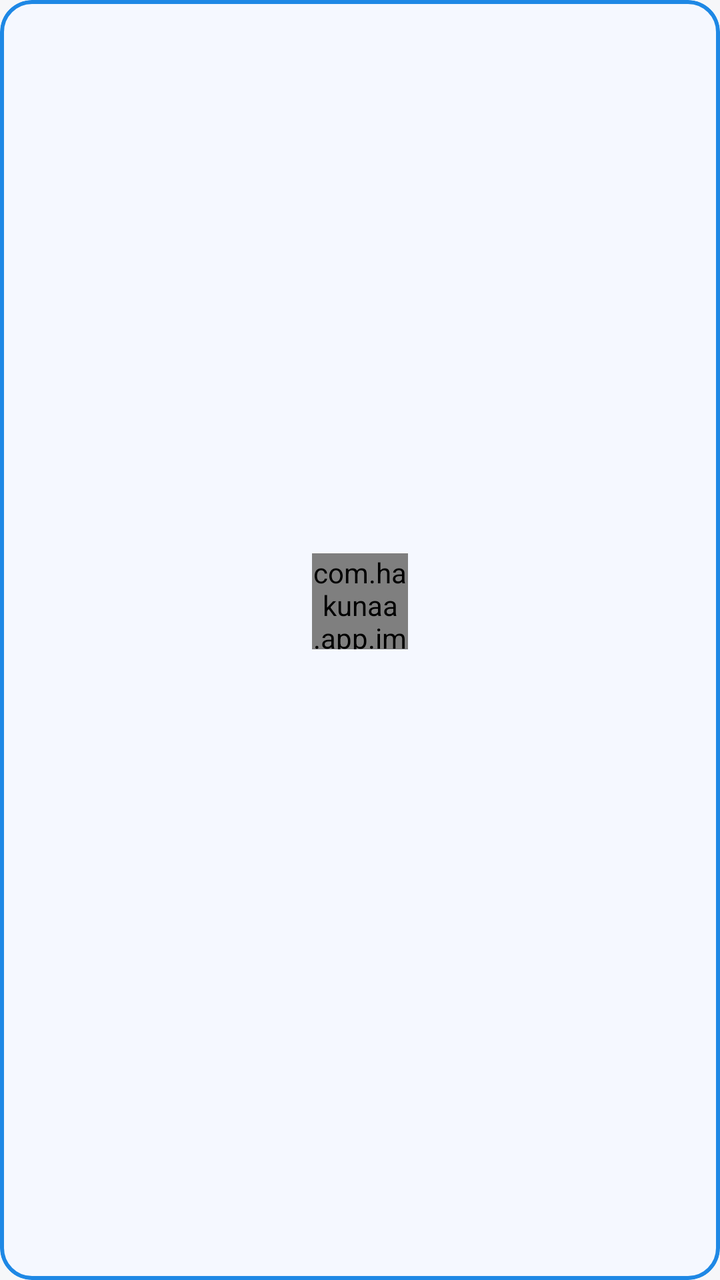
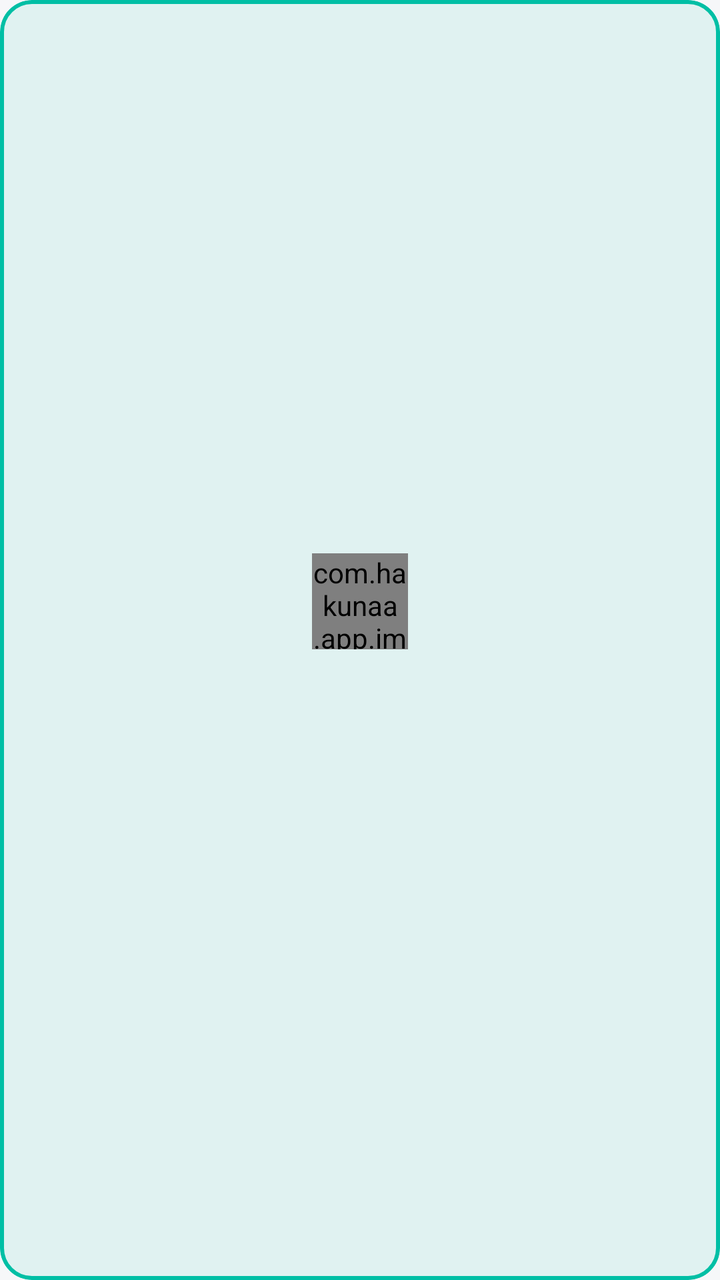

Two renders of the same Android screen: before a commit and after it. Below are the layout's source before the change and the commit's diff.
<!-- AndroidManifest.xml: application theme Theme.Hakunaa -->
<!-- res/layout/item_image_tool.xml -->
<?xml version="1.0" encoding="utf-8"?>
<com.google.android.material.card.MaterialCardView
    xmlns:android="http://schemas.android.com/apk/res/android"
    xmlns:app="http://schemas.android.com/apk/res-auto"
    android:layout_width="match_parent"
    android:layout_height="wrap_content"
    app:cardBackgroundColor="#F5F8FF"
    app:cardCornerRadius="16dp"
    app:cardElevation="0dp"
    app:strokeColor="#1E88E5"
    app:strokeWidth="2dp">

    <LinearLayout
        android:layout_width="match_parent"
        android:layout_height="match_parent"
        android:gravity="center"
        android:orientation="vertical"
        android:padding="6dp">

        <com.hakunaa.app.image.ImageIconView
            android:id="@+id/ivIcon"
            android:layout_width="48dp"
            android:layout_height="48dp" />

        <TextView
            android:id="@+id/tvTitle"
            android:layout_width="wrap_content"
            android:layout_height="wrap_content"
            android:layout_marginTop="6dp"
            android:ellipsize="end"
            android:includeFontPadding="false"
            android:maxLines="1"
            android:textColor="@color/hakunaa_text"
            android:textSize="14sp"
            android:textStyle="bold" />

        <TextView
            android:id="@+id/tvSubtitle"
            android:layout_width="wrap_content"
            android:layout_height="wrap_content"
            android:layout_marginTop="2dp"
            android:ellipsize="end"
            android:includeFontPadding="false"
            android:maxLines="1"
            android:textColor="@color/hakunaa_text_secondary"
            android:textSize="12sp" />
    </LinearLayout>
</com.google.android.material.card.MaterialCardView>
<!-- resources referenced by this layout -->
<resources>
  <color name="hakunaa_text">#111827</color>
  <color name="hakunaa_text_secondary">#5B6472</color>
  <style name="Theme.Hakunaa" parent="Theme.Material3.Light.NoActionBar">
          <item name="colorPrimary">@color/hakunaa_primary</item>
          <item name="colorPrimaryDark">@color/hakunaa_primary_dark</item>
          <item name="colorOnPrimary">@color/hakunaa_on_primary</item>
          <item name="android:windowBackground">@color/hakunaa_background</item>
          <item name="colorSurface">@color/hakunaa_surface</item>
          <item name="android:textColorPrimary">@color/hakunaa_text</item>
          <item name="android:textColorSecondary">@color/hakunaa_text_secondary</item>
      </style>
  <color name="hakunaa_primary">#0B57D0</color>
  <color name="hakunaa_primary_dark">#0842A0</color>
  <color name="hakunaa_on_primary">#FFFFFF</color>
  <color name="hakunaa_background">#F6F7F9</color>
  <color name="hakunaa_surface">#FFFFFF</color>
</resources>

<!-- the commit's change to res/layout/item_image_tool.xml (unified diff, before → after) -->
@@ -4,10 +4,10 @@
     xmlns:app="http://schemas.android.com/apk/res-auto"
     android:layout_width="match_parent"
     android:layout_height="wrap_content"
-    app:cardBackgroundColor="#F5F8FF"
+    app:cardBackgroundColor="#E0F2F1"
     app:cardCornerRadius="16dp"
     app:cardElevation="0dp"
-    app:strokeColor="#1E88E5"
+    app:strokeColor="#00BFA5"
     app:strokeWidth="2dp">
 
     <LinearLayout
